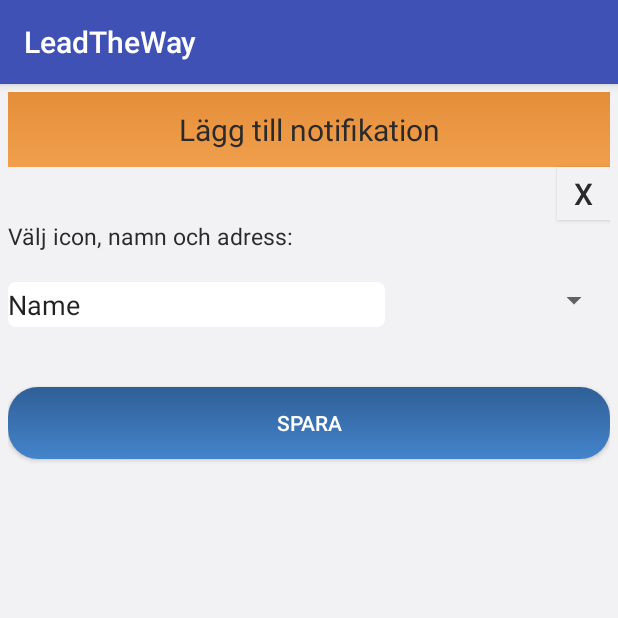
After one commit to sofiejyrkinen/LeadTheWay, an Android app: the NotificationAdder screen opened directly, with no data from a screen before it, on a phone screen of 412 x 824 dp, the top half of it. The commit adds this screen. Run offline under Robolectric (Android 15) with nearby library versions, the phone set to English and light mode, and no system bars.

Commit message:
Lagt till xml-filer och ändrat i några av dem

```diff
--- a/app/src/main/AndroidManifest.xml
+++ b/app/src/main/AndroidManifest.xml
@@ -24,7 +24,9 @@
             <!-- android:theme="@style/AppTheme.BehindDestAdder"> -->
         </activity>
         <activity android:name=".SettingsNotificationsActivity" />
-        <activity android:name=".SettingsActivity"></activity>
+        <activity android:name=".SettingsActivity" />
+        <activity android:name=".NotificationAdder" />
+        <activity android:name=".IconAdder"></activity>
     </application>
 
 </manifest>
--- /dev/null
+++ b/app/src/main/java/app/garvinen/leadtheway/NotificationAdder.java
@@ -0,0 +1,13 @@
+package app.garvinen.leadtheway;
+
+import android.support.v7.app.AppCompatActivity;
+import android.os.Bundle;
+
+public class NotificationAdder extends AppCompatActivity {
+
+    @Override
+    protected void onCreate(Bundle savedInstanceState) {
+        super.onCreate(savedInstanceState);
+        setContentView(R.layout.activity_notification_adder);
+    }
+}
--- /dev/null
+++ b/app/src/main/res/layout/activity_notification_adder.xml
@@ -0,0 +1,83 @@
+<?xml version="1.0" encoding="utf-8"?>
+<LinearLayout xmlns:android="http://schemas.android.com/apk/res/android"
+    xmlns:tools="http://schemas.android.com/tools"
+    android:id="@+id/activity_notification_adder"
+    android:layout_width="match_parent"
+    android:orientation="vertical"
+    android:layout_height="match_parent"
+    android:paddingBottom="5dp"
+    android:paddingLeft="5dp"
+    android:paddingRight="5dp"
+    android:paddingTop="5dp"
+    android:background="@drawable/custom_window"
+    tools:context="app.garvinen.leadtheway.NotificationAdder">
+
+    <TextView
+        android:text="Lägg till notifikation"
+        android:textSize="20sp"
+        android:textColor="#2b2a2a"
+        android:background="@drawable/custom_header"
+        android:gravity="center"
+        android:layout_width="match_parent"
+        android:layout_height="50sp"
+        android:id="@+id/HeaderSearch"/>
+
+    <Button
+        android:id="@+id/buttonClose"
+        android:text="X"
+        android:textColor="#2b2a2a"
+        android:textSize="20sp"
+        android:layout_width="35sp"
+        android:layout_height="35sp"
+        android:layout_gravity="right"
+        android:background="#f2f2f5" />
+
+
+    <TextView
+        android:id="@+id/LabelChoose"
+        android:text="Välj icon, namn och adress:"
+        android:layout_width="wrap_content"
+        android:layout_height="wrap_content"
+        android:textSize="15sp"
+        android:textColor="#2b2a2a"
+        android:layout_marginBottom="20sp"
+        />
+
+    <LinearLayout
+        android:layout_width="match_parent"
+        android:layout_height="wrap_content"
+        android:orientation="horizontal">
+
+        <EditText
+            android:id="@+id/editText1"
+            android:layout_marginTop="20sp"
+            android:layout_width="wrap_content"
+            android:layout_height="wrap_content"
+            android:inputType="text"
+            android:layout_weight="2"
+            android:layout_gravity="left"
+            android:text="Name"
+            android:background="@drawable/custom_edit_text_field" />
+
+        <Spinner
+            android:id="@+id/spinner"
+            android:spinnerMode="dropdown"
+            android:layout_width="wrap_content"
+            android:layout_height="wrap_content"
+            android:layout_weight="1"
+            android:layout_gravity="right"
+            android:text="Hejhopp" />
+
+    </LinearLayout>
+
+    <Button
+        android:text="Spara"
+        android:layout_width="match_parent"
+        android:layout_height="wrap_content"
+        android:textColor="#FFFFFF"
+        android:layout_marginTop="20sp"
+        android:background="@drawable/next_button"
+        android:id="@+id/buttonSave"
+        android:onClick="buttonClick"/>
+
+</LinearLayout>
```
Also changed, not shown: app/src/main/java/app/garvinen/leadtheway/IconAdder.java (added, +13 -0 lines), app/src/main/res/layout/activity_icon_adder.xml (added, +79 -0 lines), app/src/main/res/layout/activity_settings_notifications.xml (+10 -1 lines), app/src/main/res/layout/destination_adder.xml (+41 -9 lines).
